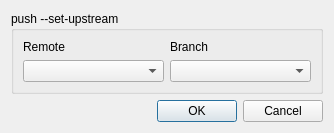
Qt form src/PushDialog.ui (soramimi/Guitar) before a commit.
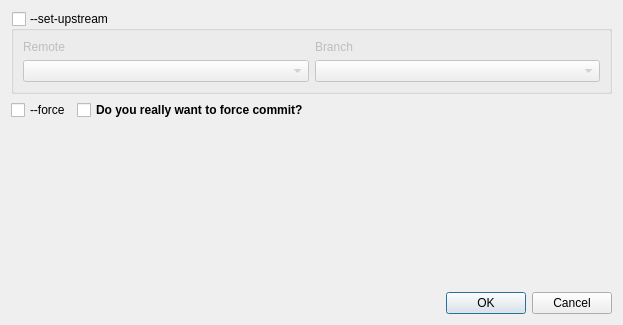
The same form after that commit.

Commit message: Pushダイアログ改良

```diff
--- a/src/PushDialog.ui
+++ b/src/PushDialog.ui
@@ -6,8 +6,8 @@
    <rect>
     <x>0</x>
     <y>0</y>
-    <width>334</width>
-    <height>119</height>
+    <width>623</width>
+    <height>325</height>
    </rect>
   </property>
   <property name="windowTitle">
@@ -17,7 +17,13 @@
    <item>
     <widget class="QGroupBox" name="groupBox">
      <property name="title">
-      <string>push --set-upstream</string>
+      <string>--set-upstream</string>
+     </property>
+     <property name="checkable">
+      <bool>true</bool>
+     </property>
+     <property name="checked">
+      <bool>false</bool>
      </property>
      <layout class="QGridLayout" name="gridLayout">
       <item row="0" column="0">
@@ -43,6 +49,48 @@
      </layout>
     </widget>
    </item>
+   <item>
+    <layout class="QHBoxLayout" name="horizontalLayout_2">
+     <item>
+      <widget class="QCheckBox" name="checkBox_force">
+       <property name="text">
+        <string>--force</string>
+       </property>
+      </widget>
+     </item>
+     <item>
+      <widget class="QCheckBox" name="checkBox_really_force">
+       <property name="sizePolicy">
+        <sizepolicy hsizetype="Expanding" vsizetype="Fixed">
+         <horstretch>0</horstretch>
+         <verstretch>0</verstretch>
+        </sizepolicy>
+       </property>
+       <property name="font">
+        <font>
+         <bold>true</bold>
+        </font>
+       </property>
+       <property name="text">
+        <string>Do you really want to force commit?</string>
+       </property>
+      </widget>
+     </item>
+    </layout>
+   </item>
+   <item>
+    <spacer name="verticalSpacer">
+     <property name="orientation">
+      <enum>Qt::Vertical</enum>
+     </property>
+     <property name="sizeHint" stdset="0">
+      <size>
+       <width>20</width>
+       <height>40</height>
+      </size>
+     </property>
+    </spacer>
+   </item>
    <item>
     <layout class="QHBoxLayout" name="horizontalLayout">
      <item>
```
Left out of the diff: 6 changed lines with no effect on the pictures. The commit also changes 7 other files.
